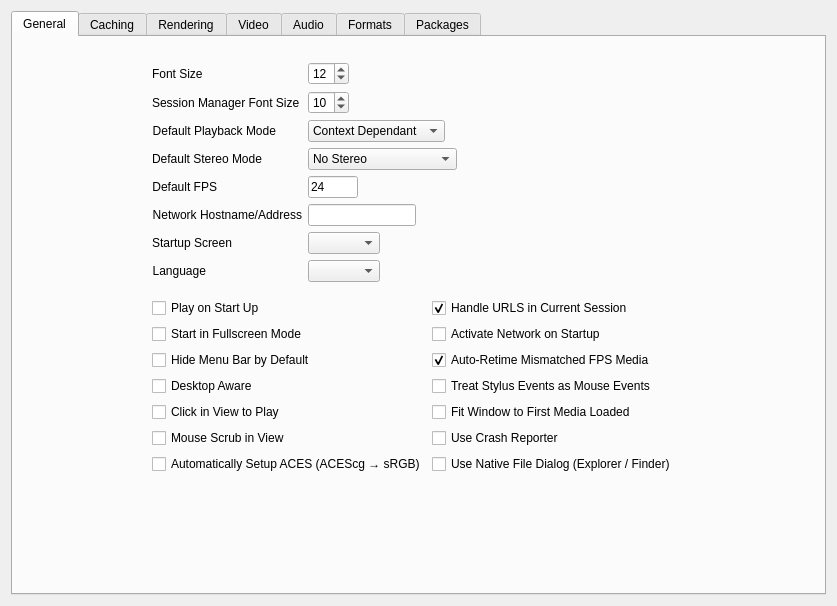
OpenUTV/utv, file src/lib/app/RvCommon/ui/RvPreferences/Qt5/RvPreferences.ui: the form before one commit.
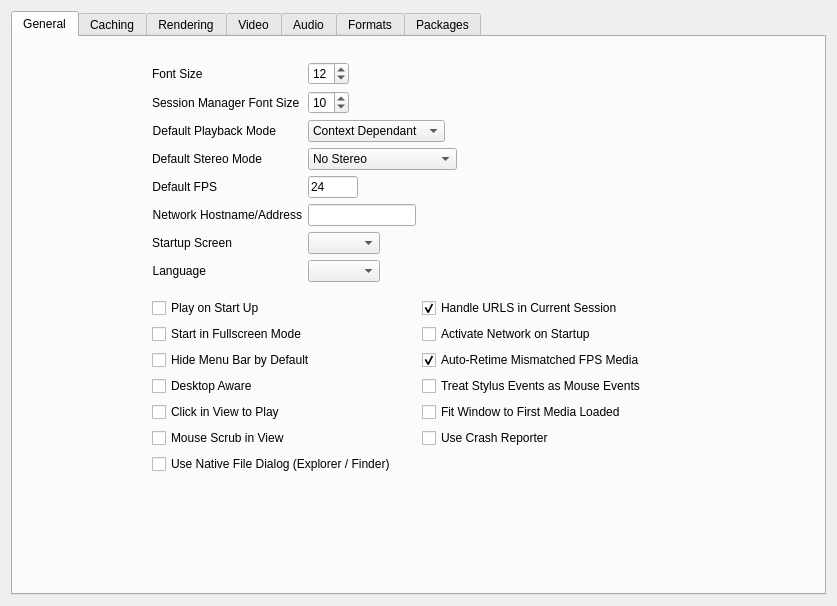
The form after the commit.

Commit message:
fix(ocio): remove Auto-Setup ACES and Apply ACES Setup Now
Both marked sources as ACEScg whatever they were (graded Rec.709 video,
sRGB stills, camera log, HDR PQ) and forced the sRGB display, even with
HDR presentation. Remove the two OCIO menu items, the preference and the
code behind them. -autoACES is still accepted so scripts keep working,
but it is ignored.

Closes #152

What changed in the file:
```diff
--- a/src/lib/app/RvCommon/ui/RvPreferences/Qt5/RvPreferences.ui
+++ b/src/lib/app/RvCommon/ui/RvPreferences/Qt5/RvPreferences.ui
@@ -458,13 +458,6 @@
             </widget>
            </item>
            <item row="6" column="0">
-            <widget class="QCheckBox" name="autoSetupACESToggle">
-             <property name="text">
-              <string>Automatically Setup ACES (ACEScg → sRGB)</string>
-             </property>
-            </widget>
-           </item>
-           <item row="6" column="1">
             <widget class="QCheckBox" name="useNativeFileDialogToggle">
              <property name="toolTip">
               <string>Use operating system native file dialogs (Finder on macOS, Explorer on Windows) instead of the Qt dialog.</string>
```
The commit also changes 4 other files.
